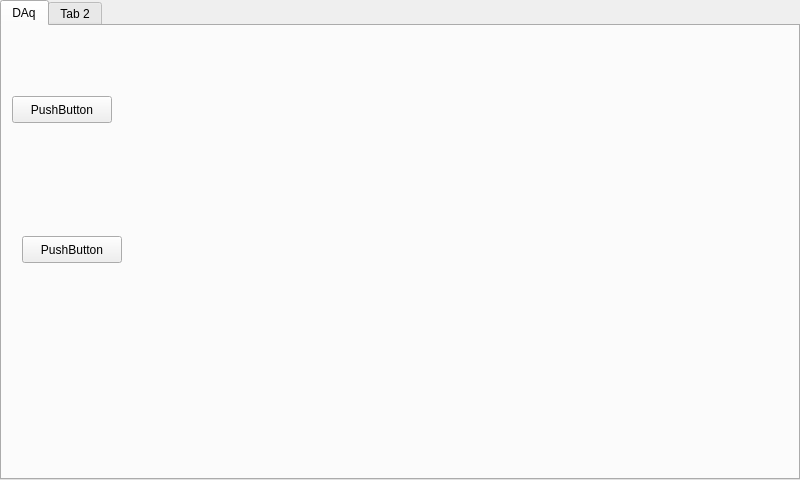
Qt form main.ui (nogleo/datanog) before a commit.
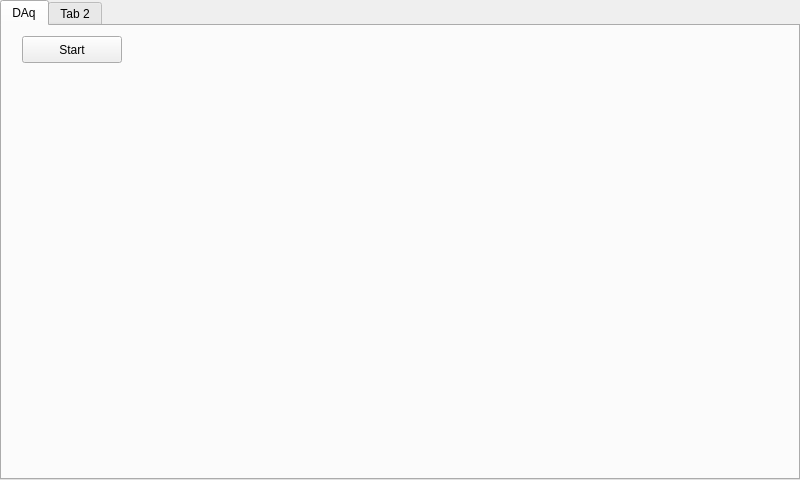
The same form after that commit.

Diff of the .ui file:
```diff
--- a/main.ui
+++ b/main.ui
@@ -81,27 +81,14 @@
      <widget class="QPushButton" name="pushButton">
       <property name="geometry">
        <rect>
-        <x>10</x>
-        <y>70</y>
-        <width>100</width>
-        <height>27</height>
-       </rect>
-      </property>
-      <property name="text">
-       <string>PushButton</string>
-      </property>
-     </widget>
-     <widget class="QPushButton" name="pushButton_2">
-      <property name="geometry">
-       <rect>
         <x>20</x>
-        <y>210</y>
+        <y>10</y>
         <width>100</width>
         <height>27</height>
        </rect>
       </property>
       <property name="text">
-       <string>PushButton</string>
+       <string>Start</string>
       </property>
      </widget>
      <widget class="QWidget" name="widget" native="true">
```
Left out of the diff: 19 changed lines with no effect on the pictures.
